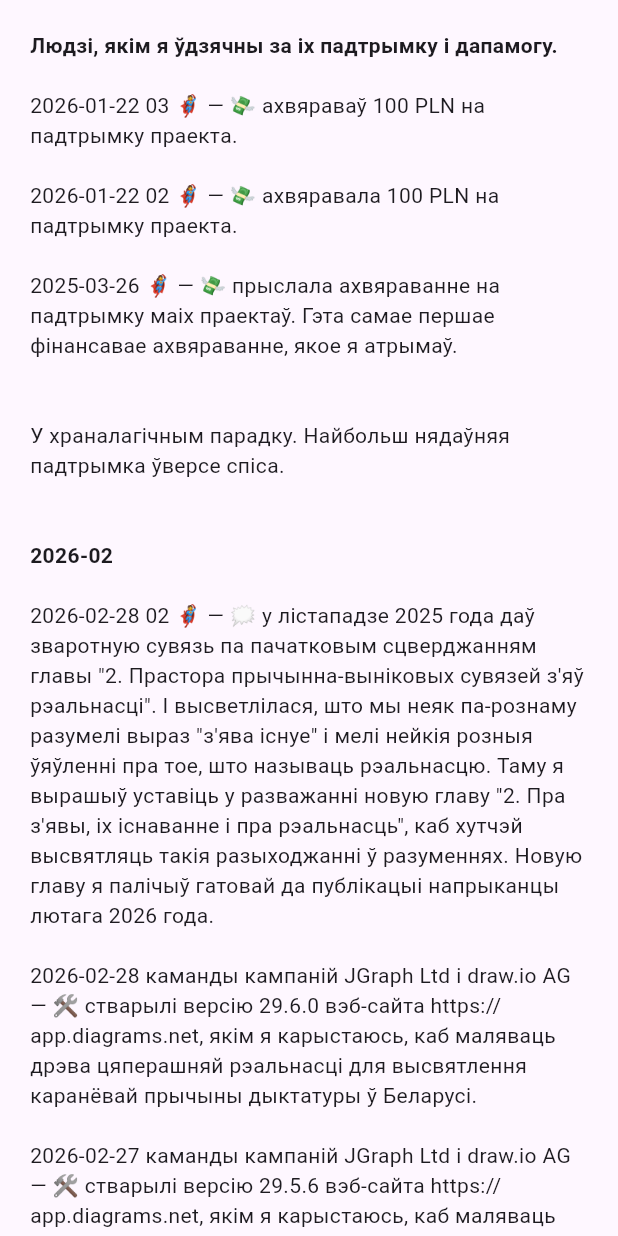
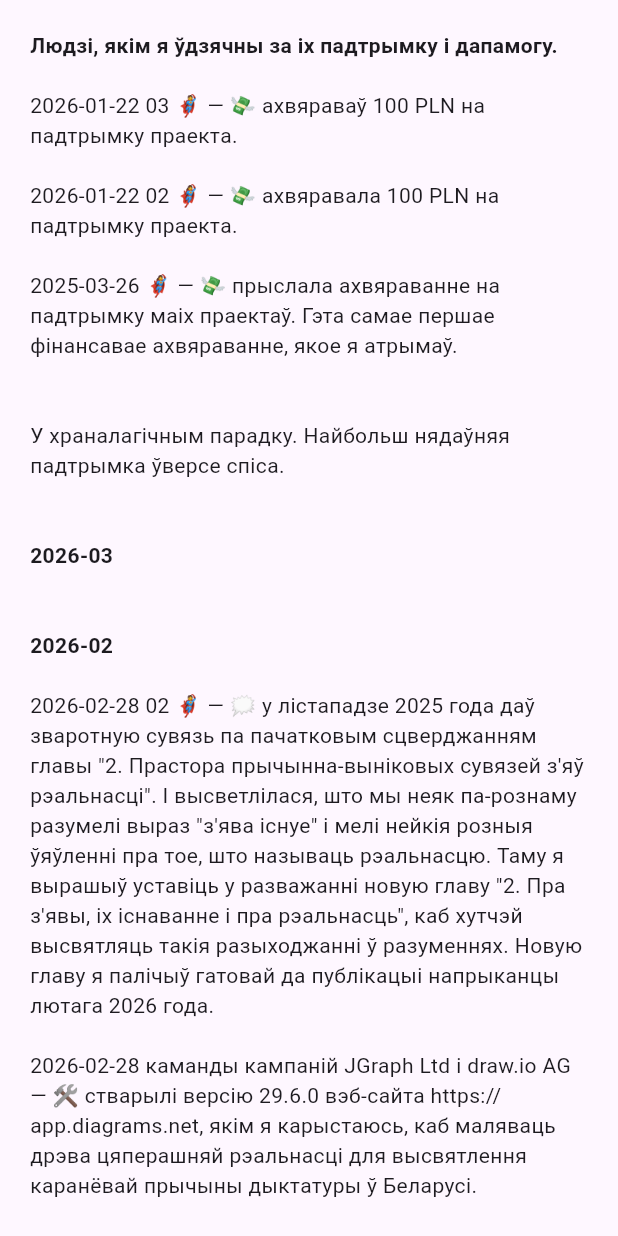
Before and after one commit to mshurkaeu-public/i-care.by, a Flutter app: the MyGratitude widget shown alone on an empty page, opened directly, on a phone screen of 412 x 824 dp. Run offline on Flutter 3.47's test engine with Material 3 defaults, Android fonts, the phone set to English and light mode, and no system bars; our stand-ins replace carousel_slider, expandable_text, google_fonts, package_info_plus, photo_view, web; missing offline and left inert: multi_split_view; generated files the repository leaves out were written again.

Commit message:
Start work on application version 0.0.27

```diff
--- a/i-care.by-app/lib/l10n/app_be.arb
+++ b/i-care.by-app/lib/l10n/app_be.arb
@@ -2141,6 +2141,10 @@
   "@aboutMyGratitude_2026_02_title": {
     "description": "Title for 2026-02 list/text on the \"my gratitude\" tab on the \"About\" page."
   },
+  "aboutMyGratitude_2026_03_title": "\n\n2026-03\n",
+  "@aboutMyGratitude_2026_03_title": {
+    "description": "Title for 2026-03 list/text on the \"my gratitude\" tab on the \"About\" page."
+  },
   "aboutShort": "\u200B$app_title\n$app_version\n\nНабор інструментаў, якія, я спадзяюся, дапамогуць людзям клапаціцца аб тым, што важна для іх, больш свядома, больш прыемна і больш эфектыўна.\n\nАўтар праграмы — я, Мікалай Шуркаеў. Але мне дапамагалі іншыя людзі 👫. Я вельмі ўдзячны ім за дапамогу 🙏 і жадаю, каб яны ведалі аб гэтым. Калі ласка, {preferredPronoun, select, Vy{зазірніце} other{зазірні}} ў закладку \"$my_gratitude_link\".\n\nІнфармацыя аб тым, як можна падтрымаць праект, знаходзіцца на закладцы \"$support_the_project_link\" 🤝.\n\nКалі {preferredPronoun, select, Vy{Вам} other{табе}} цікава, $the_why_link 🤨 я стварыў гэтую праграму і $how_it_works_link 🤔, то {preferredPronoun, select, Vy{глядзіце} other{глядзі}} адпаведныя закладкі. Яшчэ больш дэталяў {preferredPronoun, select, Vy{Вы можаце} other{ты можаш}} даведацца на закладцы \"$history_of_creation_link\" 📜.\n\nЛіцэнзіі кампанентаў, выкарыстаных ў праграме, тут — \"$components_licenses_link\" 🧾.\n\nЗыходны код праграмы ў рэпазітары на GitHub — $GitHub_repository_link.\n\n\n$feedback_request",
   "@aboutShort": {
     "description": "Text to show on the \"short\" tab on the \"About\" page.",
--- a/i-care.by-app/lib/my_gratitude.dart
+++ b/i-care.by-app/lib/my_gratitude.dart
@@ -38,6 +38,12 @@ class MyGratitude extends StatelessWidget {
           TextSpan(
             text: l10n.aboutMyGratitudeIntroductory,
             children: [
+              // 2026-03
+              TextSpan(
+                text: l10n.aboutMyGratitude_2026_03_title,
+                style: titleStyle,
+              ),
+
               // 2026-02
               TextSpan(
                 text: l10n.aboutMyGratitude_2026_02_title,
--- a/i-care.by-app/pubspec.yaml
+++ b/i-care.by-app/pubspec.yaml
@@ -16,7 +16,7 @@ publish_to: 'none' # Remove this line if you wish to publish to pub.dev
 # https://developer.apple.com/library/archive/documentation/General/Reference/InfoPlistKeyReference/Articles/CoreFoundationKeys.html
 # In Windows, build-name is used as the major, minor, and patch parts
 # of the product and file versions while build-number is used as the build suffix.
-version: 0.0.26+1
+version: 0.0.27+1
 
 environment:
   sdk: ^3.11.0
```
